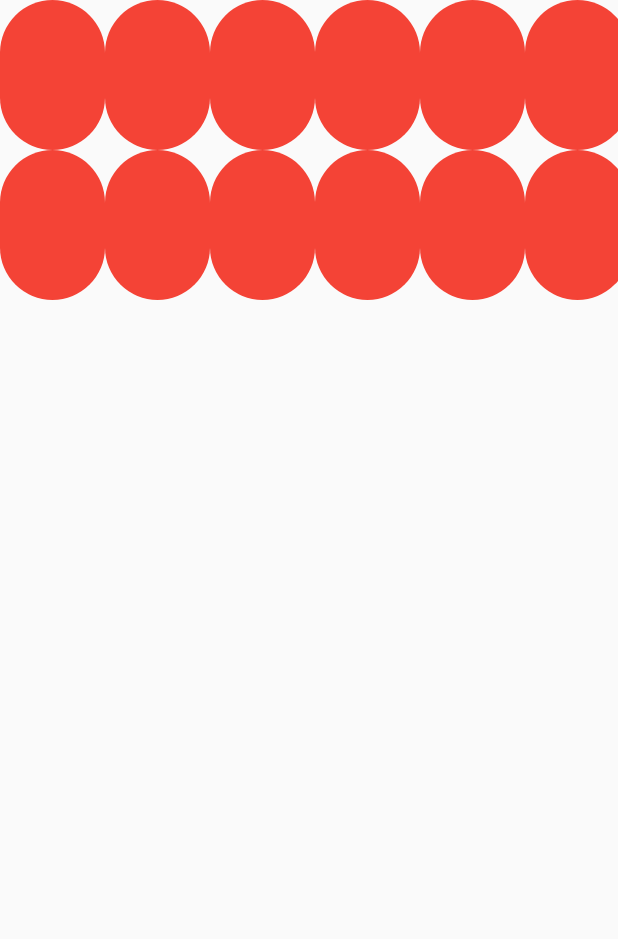
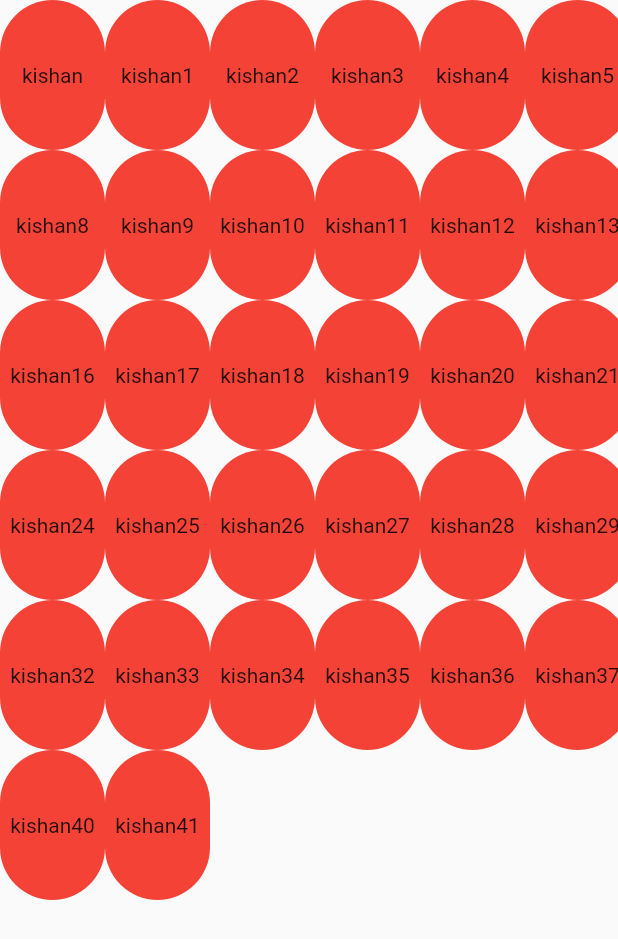
Before and after one commit to Dobariyakishan/Desktop-webview, a Flutter app: the screen it shows after launch, on a phone screen of 412 x 824 dp. Shown: the top 939 px of the screen. Run offline on Flutter 3.47's test engine with Material 2 defaults, Android fonts, the phone set to English and light mode, and no system bars; missing offline and left inert: desktop_webview_window, platform_device_id_platform_interface.

Commit message:
gridview list pb solve

```diff
--- a/lib/main.dart
+++ b/lib/main.dart
@@ -5,12 +5,11 @@ import 'package:flutter/material.dart';
 import 'dart:async';
 import 'package:flutter/services.dart';
 import 'package:flutter_web_app/api.dart';
+import 'package:flutter_web_app/mobileWebView.dart';
 import 'package:flutter_web_app/webview.dart';
 import 'package:flutter/foundation.dart' show kIsWeb;
 
 import 'package:platform_device_id_platform_interface/platform_device_id_platform_interface.dart';
-
-import 'mobileWebView.dart';
 
 void main(List<String> args) {
   WidgetsFlutterBinding.ensureInitialized();
@@ -20,7 +19,7 @@ void main(List<String> args) {
   }
 
 
-  runApp( const MyStatefulWidget());
+  runApp( MyStatefulWidget());
 }
 class MyApp extends StatefulWidget {
   @override
--- a/lib/mobileWebView.dart
+++ b/lib/mobileWebView.dart
@@ -21,67 +21,53 @@ class _MyStatefulWidgetState extends State<MyStatefulWidget> {
   @override
   Widget build(BuildContext context) {
     List<Widget> list = [];
-
-    // for (int i = 0; i < 43 || i==42; i++) {
-    //   log('message=> ${i%8 == 0} => $i=> ${i%8}');
-    //   if (i!= 0 && i % 8 == 0) {
-    //       list.add(
-    //         SingleChildScrollView(
-    //           scrollDirection: Axis.horizontal,
-    //           physics: const NeverScrollableScrollPhysics(),
-    //           child: SizedBox(
-    //             height: 100,
-    //             child: ListView.builder(
-    //               itemCount: 8 ,
-    //               shrinkWrap: true,
-    //               scrollDirection: Axis.horizontal,
-    //               physics: const NeverScrollableScrollPhysics(),
-    //               itemBuilder: (context, index) {
-    //                 return ClipRRect(
-    //                   borderRadius: BorderRadius.circular(100),
-    //                   child: Container(
-    //                     height: 70,
-    //                     width: 70,
-    //                     color: Colors.red,
-    //                   ),
-    //                 );
-    //               },
-    //             ),
-    //           ),
-    //         ),
-    //       );
-    //     }else if (i == 42) {
-    //     list.add(
-    //       SingleChildScrollView(
-    //         scrollDirection: Axis.horizontal,
-    //         physics: const NeverScrollableScrollPhysics(),
-    //         child: SizedBox(
-    //           height: 100,
-    //           child: ListView.builder(
-    //             itemCount: i%8,
-    //             shrinkWrap: true,
-    //             scrollDirection: Axis.horizontal,
-    //             physics: const NeverScrollableScrollPhysics(),
-    //             itemBuilder: (context, index) {
-    //               return ClipRRect(
-    //                 borderRadius: BorderRadius.circular(100),
-    //                 child: Container(
-    //                   height: 70,
-    //                   width: 70,
-    //                   color: Colors.red,
-    //                 ),
-    //               );
-    //             },
-    //           ),
-    //         ),
-    //       ),
-    //     );
-    //   }
-    // }
-     int listLength =15;
+     List listLength =[
+      {'name': "kishan"},
+      {'name': "kishan1"},
+      {'name': "kishan2"},
+      {'name': "kishan3"},
+      {'name': "kishan4"},
+      {'name': "kishan5"},
+      {'name': "kishan6"},
+      {'name': "kishan7"},
+      {'name': "kishan8"},
+      {'name': "kishan9"},
+      {'name': "kishan10"},
+      {'name': "kishan11"},
+      {'name': "kishan12"},
+      {'name': "kishan13"},
+      {'name': "kishan14"},
+      {'name': "kishan15"},
+      {'name': "kishan16"},
+      {'name': "kishan17"},
+      {'name': "kishan18"},
+      {'name': "kishan19"},
+      {'name': "kishan20"},
+      {'name': "kishan21"},
+      {'name': "kishan22"},
+      {'name': "kishan23"},
+      {'name': "kishan24"},
+      {'name': "kishan25"},
+      {'name': "kishan26"},
+      {'name': "kishan27"},
+      {'name': "kishan28"},
+      {'name': "kishan29"},
+      {'name': "kishan30"},
+      {'name': "kishan31"},
+      {'name': "kishan32"},
+      {'name': "kishan33"},
+      {'name': "kishan34"},
+      {'name': "kishan35"},
+      {'name': "kishan36"},
+      {'name': "kishan37"},
+      {'name': "kishan38"},
+      {'name': "kishan39"},
+      {'name': "kishan40"},
+      {'name': "kishan41"},
+    ];
     int i = 0;
-    int k = 0;
-    while (i<listLength) {
+    int index1 = 0;
+    while (i<listLength.length) {
        log('message=> ${i%8 == 0} => $i=> ${i%8}');
        if(i!=0)
        {
@@ -103,6 +89,7 @@ class _MyStatefulWidgetState extends State<MyStatefulWidget> {
                        height: 70,
                        width: 70,
                        color: Colors.red,
+                       child: Center(child: Text(listLength[index1++]['name'])),
                      ),
                    );
                  },
@@ -120,7 +107,7 @@ class _MyStatefulWidgetState extends State<MyStatefulWidget> {
         child: SizedBox(
           height: 100,
           child: ListView.builder(
-            itemCount: listLength - (i-8),
+            itemCount: listLength.length - (i-8),
             shrinkWrap: true,
             scrollDirection: Axis.horizontal,
             physics: const NeverScrollableScrollPhysics(),
@@ -131,6 +118,9 @@ class _MyStatefulWidgetState extends State<MyStatefulWidget> {
                   height: 70,
                   width: 70,
                   color: Colors.red,
+                  child: Center(child: Text(listLength[index1++]['name'])),
+
+
                 ),
               );
             },
--- a/pubspec.yaml
+++ b/pubspec.yaml
@@ -36,6 +36,7 @@ dependencies:
   cupertino_icons: ^1.0.2
   platform_device_id: ^1.0.1
   desktop_webview_window: ^0.1.6
+  webview_windows: ^0.2.0
   path_provider: ^2.0.11
   http: ^0.13.5
 
```
Also changed, not shown: pubspec.lock, 2 other files.
